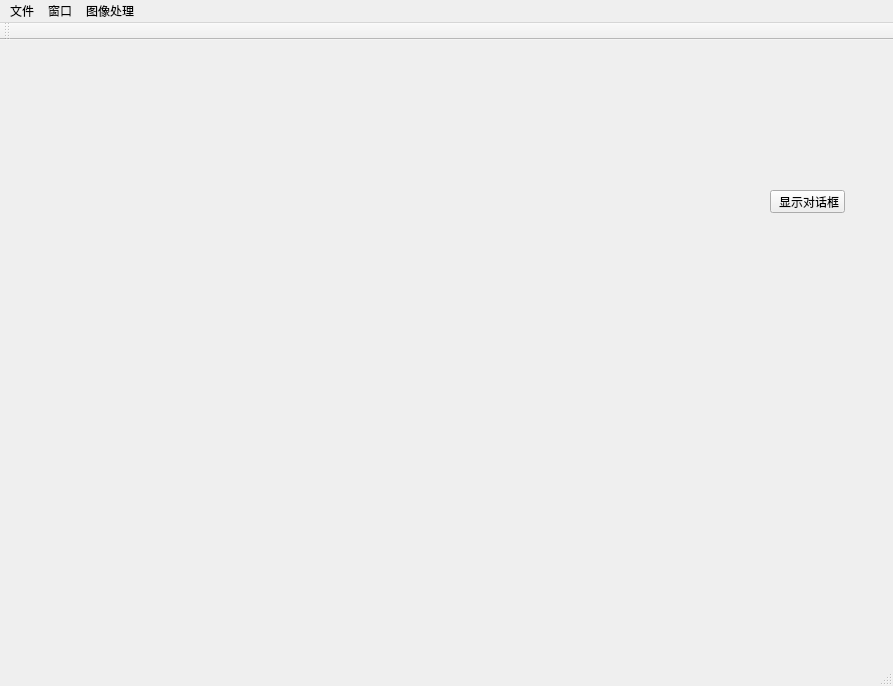
The window that AngstrongDemo/AngstrongDemo.ui (1500136508/AngstrongDemo) describes before a commit, drawn with Qt 5.
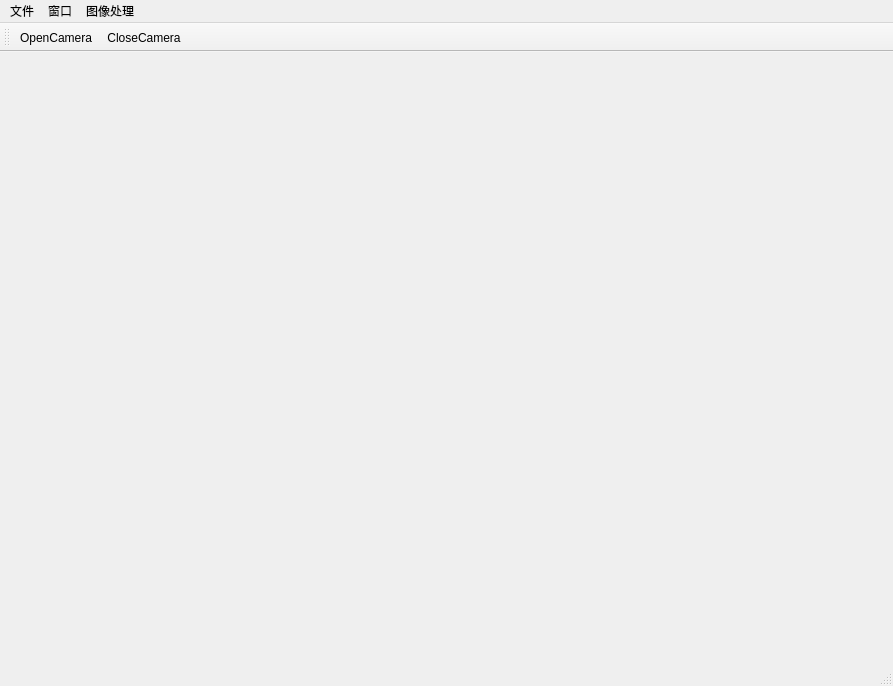
The same window after the commit. Icons and pictures are not drawn.

Commit message: finished Camera_Live

```diff
--- a/AngstrongDemo/AngstrongDemo.ui
+++ b/AngstrongDemo/AngstrongDemo.ui
@@ -17,21 +17,7 @@
    <iconset>
     <normaloff>:/AngstrongDemo/image_ico/camera.jpg</normaloff>:/AngstrongDemo/image_ico/camera.jpg</iconset>
   </property>
-  <widget class="QWidget" name="centralWidget">
-   <widget class="QPushButton" name="pushButton">
-    <property name="geometry">
-     <rect>
-      <x>770</x>
-      <y>150</y>
-      <width>75</width>
-      <height>23</height>
-     </rect>
-    </property>
-    <property name="text">
-     <string> 显示对话框</string>
-    </property>
-   </widget>
-  </widget>
+  <widget class="QWidget" name="centralWidget"/>
   <widget class="QMenuBar" name="menuBar">
    <property name="geometry">
     <rect>
@@ -67,8 +53,36 @@
    <attribute name="toolBarBreak">
     <bool>false</bool>
    </attribute>
+   <addaction name="actionOpenCamera"/>
+   <addaction name="actionCloseCamera"/>
   </widget>
   <widget class="QStatusBar" name="statusBar"/>
+  <action name="actionOpenCamera">
+   <property name="icon">
+    <iconset>
+     <normalon>:/AngstrongDemo/image_ico/BG/BG1.png</normalon>
+    </iconset>
+   </property>
+   <property name="text">
+    <string>OpenCamera</string>
+   </property>
+   <property name="toolTip">
+    <string>打开相机</string>
+   </property>
+  </action>
+  <action name="actionCloseCamera">
+   <property name="icon">
+    <iconset resource="AngstrongDemo.qrc">
+     <normaloff>:/AngstrongDemo/image_ico/BG/ConnectBG.png</normaloff>
+     <normalon>:/AngstrongDemo/image_ico/BG/BG1.png</normalon>:/AngstrongDemo/image_ico/BG/ConnectBG.png</iconset>
+   </property>
+   <property name="text">
+    <string>CloseCamera</string>
+   </property>
+   <property name="toolTip">
+    <string>关闭相机</string>
+   </property>
+  </action>
  </widget>
  <layoutdefault spacing="6" margin="11"/>
  <resources>
```
Left out of the diff: 2 changed lines with no effect on the pictures. The commit also changes 2093 other files.
